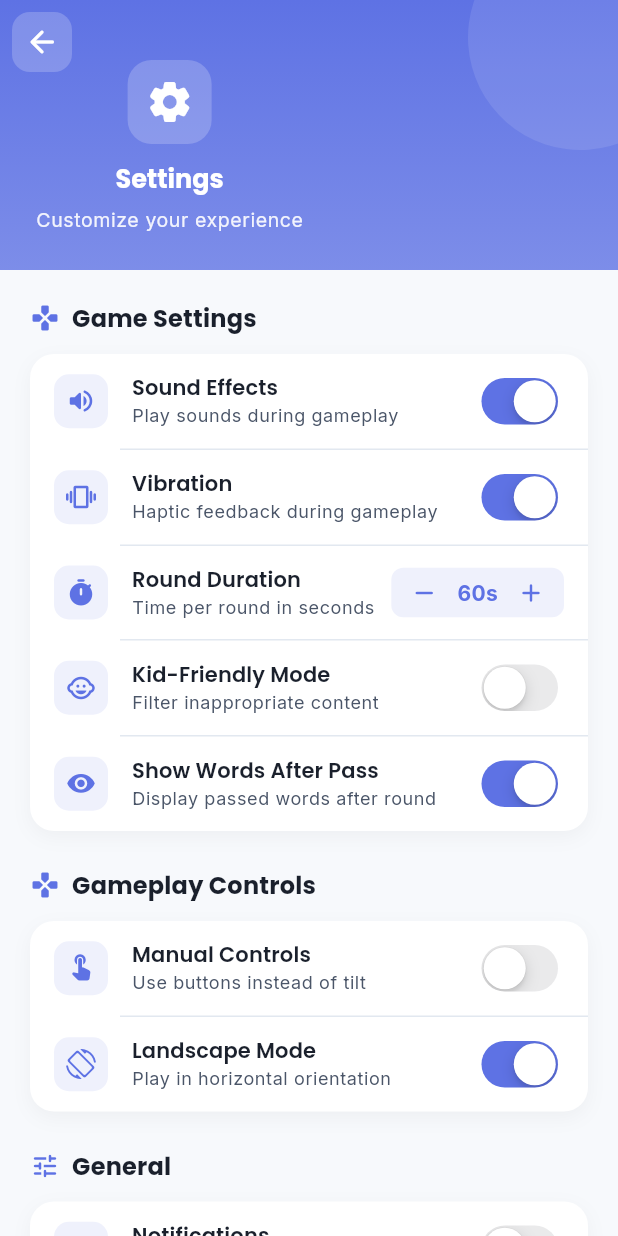
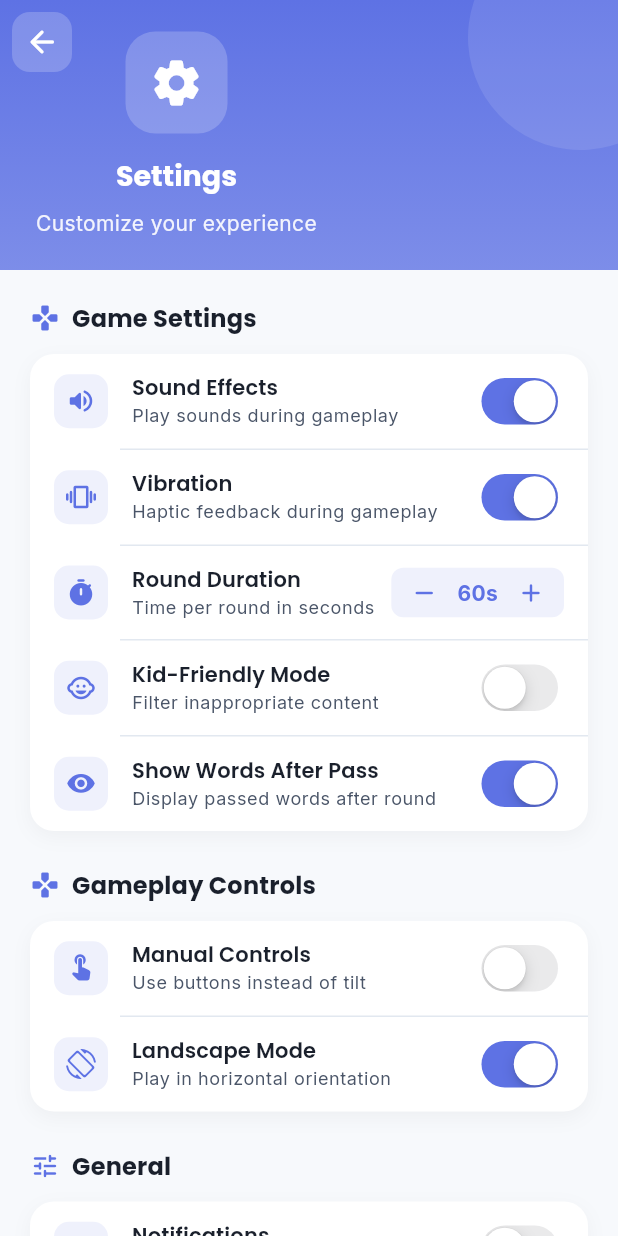
Before and after one commit to cuberixapps-hub/heads-up-flutter, a Flutter app: the SettingsScreen screen opened by its route, on a phone screen of 412 x 824 dp. Run offline on Flutter 3.47's test engine with Material 3 defaults, Android fonts, the phone set to English and light mode, and no system bars; drawn by our look-alikes of flutter_animate; our stand-ins replace animate_do, audioplayers, cloud_firestore, firebase_analytics, firebase_auth, firebase_core and 9 more; accounts and stored records are empty; network calls fail.

Commit message:
Enhance Settings Screen layout and functionality
- Added cross-axis alignment to the settings screen for improved layout.
- Updated padding and spacing for UI elements to enhance visual appeal.
- Refactored text styles to use updated theme properties for consistency.
- Implemented a new method for rating the app, providing platform-specific URLs for iOS and Android.

```diff
--- a/lib/screens/settings_screen.dart
+++ b/lib/screens/settings_screen.dart
@@ -1,3 +1,4 @@
+import 'dart:io';
 import 'package:flutter/material.dart';
 import 'package:flutter/cupertino.dart';
 import 'package:flutter_animate/flutter_animate.dart';
@@ -183,47 +184,51 @@ class _SettingsScreenState extends State<SettingsScreen>
                         padding: const EdgeInsets.symmetric(horizontal: 24),
                         child: Column(
                           mainAxisAlignment: MainAxisAlignment.center,
+                          crossAxisAlignment: CrossAxisAlignment.center,
                           mainAxisSize: MainAxisSize.min,
                           children: [
-                            const SizedBox(height: 40),
+                            const Spacer(),
                             Container(
-                                  padding: const EdgeInsets.all(12),
+                                  padding: const EdgeInsets.all(16),
                                   decoration: BoxDecoration(
                                     color: Colors.white.withOpacity(0.2),
-                                    borderRadius: BorderRadius.circular(16),
+                                    borderRadius: BorderRadius.circular(20),
                                   ),
                                   child: Icon(
                                     Icons.settings_rounded,
-                                    size: 32,
+                                    size: 36,
                                     color: Colors.white,
                                   ),
                                 )
                                 .animate()
                                 .fadeIn(duration: 600.ms)
                                 .scale(delay: 200.ms),
-                            const SizedBox(height: 12),
+                            const SizedBox(height: 16),
                             Text(
                                   'Settings',
                                   style: Theme.of(
                                     context,
-                                  ).textTheme.headlineSmall?.copyWith(
+                                  ).textTheme.headlineMedium?.copyWith(
                                     color: Colors.white,
                                     fontWeight: FontWeight.bold,
                                   ),
+                                  textAlign: TextAlign.center,
                                 )
                                 .animate()
                                 .fadeIn(delay: 100.ms, duration: 600.ms)
                                 .slideY(begin: 0.2, end: 0),
-                            const SizedBox(height: 6),
+                            const SizedBox(height: 8),
                             Text(
                               'Customize your experience',
                               style: Theme.of(
                                 context,
-                              ).textTheme.bodySmall?.copyWith(
+                              ).textTheme.bodyMedium?.copyWith(
                                 color: Colors.white.withOpacity(0.9),
-                                fontSize: 13,
+                                fontSize: 14,
                               ),
+                              textAlign: TextAlign.center,
                             ).animate().fadeIn(delay: 200.ms, duration: 600.ms),
+                            const Spacer(),
                           ],
                         ),
                       ),
@@ -366,23 +371,7 @@ class _SettingsScreenState extends State<SettingsScreen>
                   _buildCard([
                     _buildInfoTile('Version', '1.0.0', Icons.verified_rounded),
                     _buildDivider(),
-                    _buildLinkTile(
-                      'Privacy Policy',
-                      Icons.privacy_tip_rounded,
-                      () => _launchUrl('https://example.com/privacy'),
-                    ),
-                    _buildDivider(),
-                    _buildLinkTile(
-                      'Terms of Service',
-                      Icons.description_rounded,
-                      () => _launchUrl('https://example.com/terms'),
-                    ),
-                    _buildDivider(),
-                    _buildLinkTile(
-                      'Rate Us',
-                      Icons.star_rounded,
-                      () => _launchUrl('https://example.com/rate'),
-                    ),
+                    _buildLinkTile('Rate Us', Icons.star_rounded, _rateApp),
                   ]),
                   const SizedBox(height: 40),
                 ],
@@ -672,4 +661,27 @@ class _SettingsScreenState extends State<SettingsScreen>
       await launchUrl(uri);
     }
   }
+
+  void _rateApp() {
+    _hapticService.mediumImpact();
+
+    // App Store ID for iOS (you'll need to replace with your actual ID)
+    const String appStoreId = 'YOUR_APP_STORE_ID';
+    // Package name for Android (you'll need to replace with your actual package name)
+    const String androidPackageName = 'com.headsup.heads_up_game';
+
+    final String url;
+    if (Platform.isIOS) {
+      // iOS App Store URL
+      url = 'https://apps.apple.com/app/id$appStoreId?action=write-review';
+    } else if (Platform.isAndroid) {
+      // Android Play Store URL
+      url = 'https://play.google.com/store/apps/details?id=$androidPackageName';
+    } else {
+      // Fallback for other platforms
+      return;
+    }
+
+    _launchUrl(url);
+  }
 }
```
